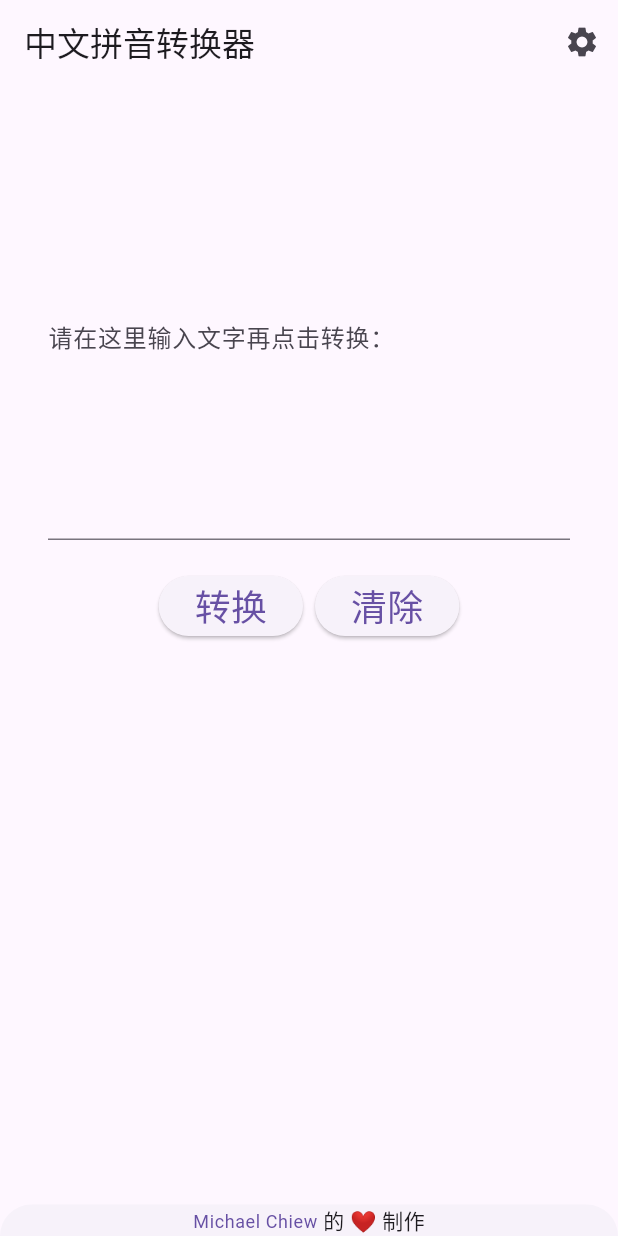
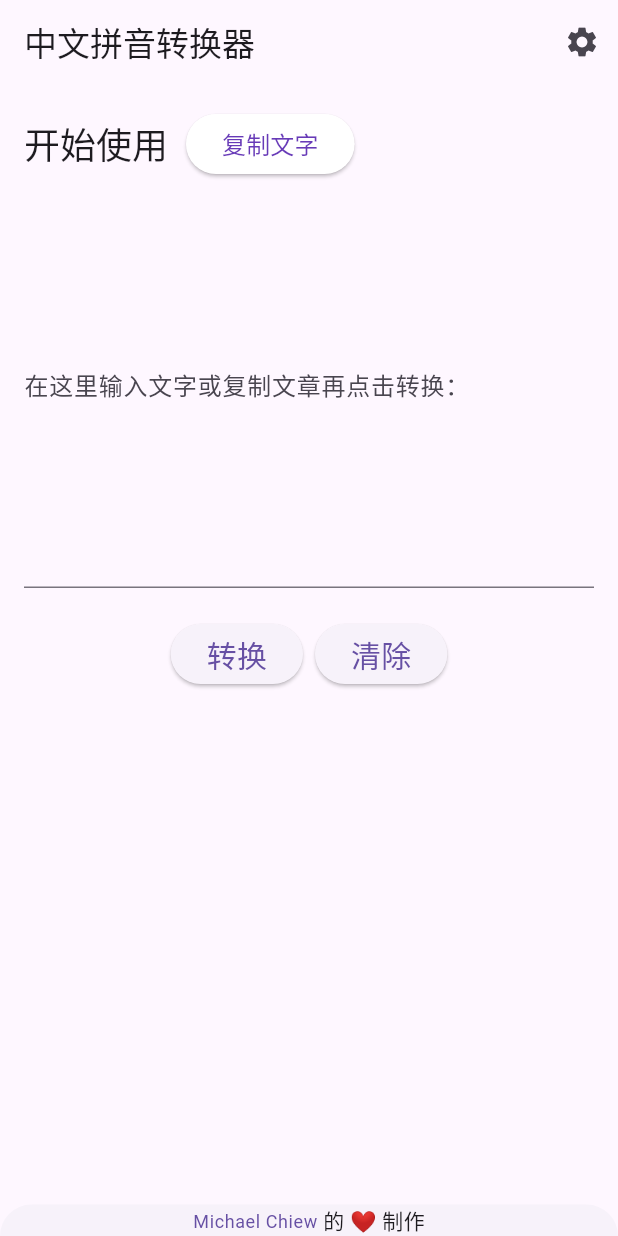
Before and after one commit to michaelchiew08/church-tool, a Flutter app: the screen it shows after launch, on a phone screen of 412 x 824 dp. Run offline on Flutter 3.47's test engine with Material 3 defaults, Android fonts, the light colour scheme and no system bars; our stand-ins replace flutter_hooks, flutter_riverpod, hooks_riverpod, shared_preferences; missing offline and left inert: lpinyin; generated files the repository leaves out were written again.

Commit message:
Add paste sample text for user friendliness

```diff
--- a/lib/features/pinyin_converter/pinyin_converter_screen.dart
+++ b/lib/features/pinyin_converter/pinyin_converter_screen.dart
@@ -50,11 +50,35 @@ class PinyinConverterScreen extends HookConsumerWidget {
         ],
       ),
       body: Container(
-        padding: const EdgeInsets.all(32),
+        padding: const EdgeInsets.all(16).copyWith(bottom: 24),
         child: SingleChildScrollView(
           child: Column(
             crossAxisAlignment: CrossAxisAlignment.start,
             children: [
+              Row(
+                children: [
+                  Text(
+                    AppLocalizations.of(context)!.gettingStartedText,
+                    style: Theme.of(context).textTheme.headlineSmall,
+                  ),
+                  const SizedBox(width: 12),
+                  ElevatedButton(
+                    onPressed: () {
+                      newTextFieldArea.text = notifier.respondWithSampleText();
+                    },
+                    style: ButtonStyle(
+                      backgroundColor:
+                          MaterialStateProperty.all<Color>(Colors.white),
+                      foregroundColor:
+                          MaterialStateProperty.all<Color>(Colors.deepPurple),
+                    ),
+                    child: Text(
+                      AppLocalizations.of(context)!.generateTextButton,
+                      style: const TextStyle(fontSize: 16),
+                    ),
+                  ),
+                ],
+              ),
               TextField(
                 key: UniqueKey(),
                 maxLines: 10,
@@ -79,7 +103,7 @@ class PinyinConverterScreen extends HookConsumerWidget {
                         },
                         child: Text(
                           AppLocalizations.of(context)!.convertButton,
-                          style: const TextStyle(fontSize: 24),
+                          style: const TextStyle(fontSize: 20),
                         ),
                       ),
                     ),
@@ -92,7 +116,7 @@ class PinyinConverterScreen extends HookConsumerWidget {
                         },
                         child: Text(
                           AppLocalizations.of(context)!.clearButton,
-                          style: const TextStyle(fontSize: 24),
+                          style: const TextStyle(fontSize: 20),
                         ),
                       ),
                     ),
--- a/lib/localization/app_zh.arb
+++ b/lib/localization/app_zh.arb
@@ -7,8 +7,16 @@
   "@homeTitle": {
     "description": ""
   },
-  "converterTextField": "请在这里输入文字再点击转换：",
+  "converterTextField": "在这里输入文字或复制文章再点击转换：",
   "@converterTextField": {
+    "description": ""
+  },
+  "gettingStartedText": "开始使用",
+  "@gettingStartedText": {
+    "description": ""
+  },
+  "generateTextButton": "复制文字",
+  "@generateTextButton": {
     "description": ""
   },
   "convertButton": "转换",
```
Also changed, not shown: lib/features/pinyin_converter/pinyin_converter_notifier.dart (+7 -0 lines), lib/localization/app_en.arb (+9 -1 lines).
